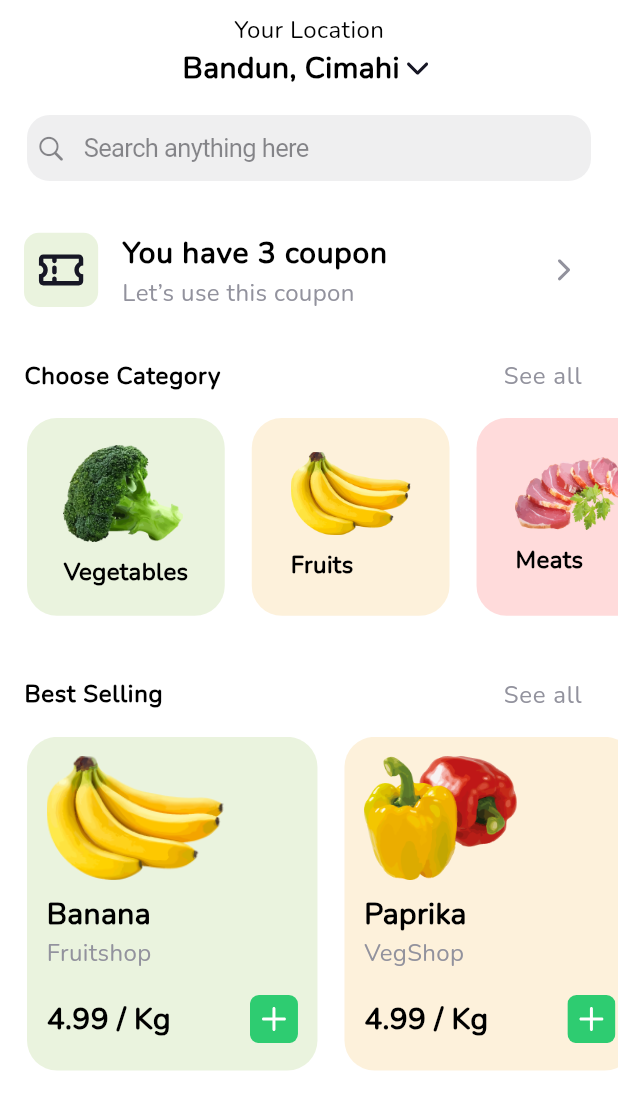
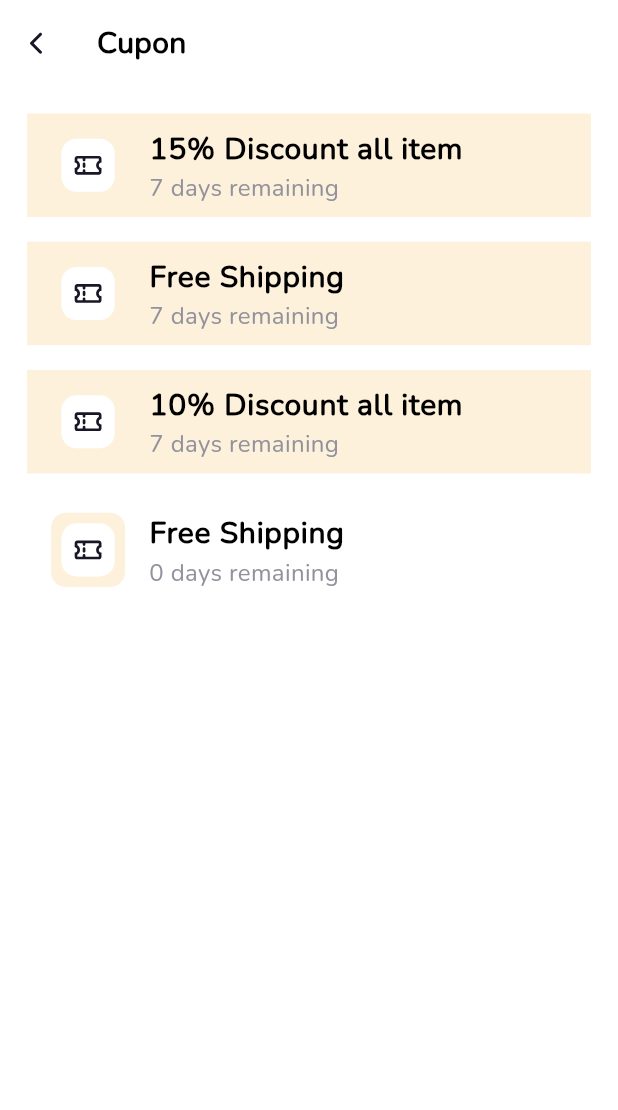
Before and after one commit to ilyosyusuf/organico, a Flutter app: the HomeView screen opened directly, after a tap on "You have 3 coupon", on a phone screen of 412 x 824 dp. Shown: the top 1110 px of the screen. Run offline on Flutter 3.47's test engine with Material 2 defaults, Android fonts, the phone set to English and light mode, and no system bars; our stand-ins replace flutter_bloc, flutter_svg, image_picker, intl_phone_field, readmore.

Commit message:
Coupon view was added

```diff
--- a/lib/config/routes/page_routes.dart
+++ b/lib/config/routes/page_routes.dart
@@ -2,6 +2,7 @@ import 'package:flutter/material.dart';
 import 'package:organico/screens/authentication/view/mainauthview/main_auth_view.dart';
 import 'package:organico/screens/authentication/view/pages/splash_view.dart';
 import 'package:organico/screens/home/view/mainview/main_view.dart';
+import 'package:organico/screens/home/view/pages/home/coupon/coupon_view.dart';
 import 'package:organico/screens/home/view/pages/home/details/details_view.dart';
 import 'package:organico/screens/home/view/pages/home/home_view.dart';
 import 'package:organico/screens/home/view/pages/profile/address/address_view.dart';
@@ -56,6 +57,8 @@ class MyRoute {
         return _pages(DetailsView(
           product: args as Map,
         ));
+      case '/coupon_view':
+        return _pages(CouponView(forcontext: args as BuildContext,));
     }
   }
 
--- a/lib/screens/home/cubit/home_cubit.dart
+++ b/lib/screens/home/cubit/home_cubit.dart
@@ -107,4 +107,18 @@ class HomeCubit extends Cubit<MainHomeState> {
   void radioButton(dynamic v){
     groupValue = v;
   }
+
+  List<String> cuponSubtitle = [
+    '7 days remaining',
+    '7 days remaining',
+    '7 days remaining',
+    '0 days remaining',
+  ];
+
+  List<String> cuponTitle = [
+    '15% Discount all item',
+    'Free Shipping',
+    '10% Discount all item',
+    'Free Shipping',
+  ];
 }
--- /dev/null
+++ b/lib/screens/home/view/pages/home/coupon/coupon_view.dart
@@ -0,0 +1,71 @@
+import 'package:flutter/material.dart';
+import 'package:flutter_bloc/flutter_bloc.dart';
+import 'package:organico/config/init/navigation/navigator.dart';
+import 'package:organico/core/components/box_only_decoration.dart';
+import 'package:organico/core/constants/colors/color_const.dart';
+import 'package:organico/core/constants/icons/icon_const.dart';
+import 'package:organico/core/constants/pmconst/pm_const.dart';
+import 'package:organico/core/extensions/context_extension.dart';
+import 'package:organico/core/font/font_style.dart';
+import 'package:organico/screens/home/cubit/home_cubit.dart';
+import 'package:organico/widgets/apbar/app_bar_widget.dart';
+import 'package:organico/widgets/listtilewidgets/coupon_list_tile.dart';
+
+class CouponView extends StatelessWidget {
+  final BuildContext forcontext;
+  const CouponView({required this.forcontext,Key? key}) : super(key: key);
+
+  @override
+  Widget build(BuildContext context) {
+    return scafold(forcontext);
+  }
+
+  Scaffold scafold(BuildContext context) {
+    var data = context.watch<HomeCubit>();
+
+    return Scaffold(
+
+    body: SafeArea(
+        bottom: false,
+        child: Column(
+      children: [
+        AppBarWidget(
+          leading: IconButton(onPressed: (){
+NavigationService.instance.pop("");
+          }, icon: IconConst.leftarrow),
+          text: 'Cupon'),
+        Padding(
+          padding: PMconst.medium,
+          child: SizedBox(
+            height: context.h * 0.8,
+            child: ListView.builder(
+                itemCount: data.cuponSubtitle.length,
+                itemBuilder: (_, __) {
+                  return Padding(
+                    padding: EdgeInsets.only(bottom: forcontext.h * 0.02),
+                    child: CouponListTileWidget(
+                        listTileColor: __ != 3 ? ColorConst.whitePink : ColorConst.white,
+                        leadingColor: ColorConst.whitePink,
+                        leadingChild: Container(
+                                  width: context.w * 0.12,
+                                  height: context.w * 0.12,
+                                  padding: PMconst.extraSmall,
+                                  child: IconConst.coupon,
+                                  decoration: BoxOnlyDecoration.decor(
+                                      ColorConst.white,
+                                      bottomLeft: 10.0,
+                                      bottomRight: 10.0,
+                                      topLeft: 10.0,
+                                      topRight: 10.0),
+                                ),
+                        title: data.cuponTitle[__],
+                        subtitle: Text(data.cuponSubtitle[__], style: FStyles.headline5main,)),
+                  );
+                }),
+          ),
+        )
+      ],
+    )),
+  );
+  }
+}
--- a/lib/screens/home/view/pages/home/home_view.dart
+++ b/lib/screens/home/view/pages/home/home_view.dart
@@ -54,12 +54,16 @@ class HomeView extends StatelessWidget {
             ),
             SizedBox(height: context.h * 0.03),
             CouponListTileWidget(
+
               leadingColor: ColorConst.whiteGreen,
               title: "You have 3 coupon",
               subtitle: Text("Let’s use this coupon", style: FStyles.headline5main),
               leadingChild: IconConst.coupon,
               trailing: IconConst.rightarrow,
-              onTap: () {},
+              onTap: () {
+              NavigationService.instance.pushNamed(routeName: '/coupon_view', args: context);
+
+              },
             ),
             SizedBox(height: context.h * 0.01),
             CategoryListTile(text: "Choose Category"),
```
